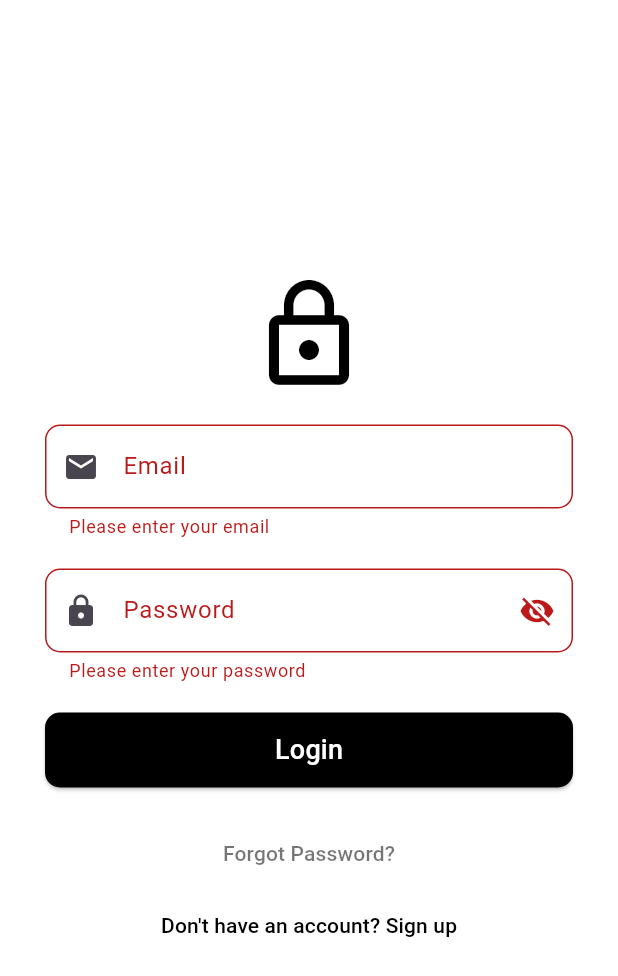
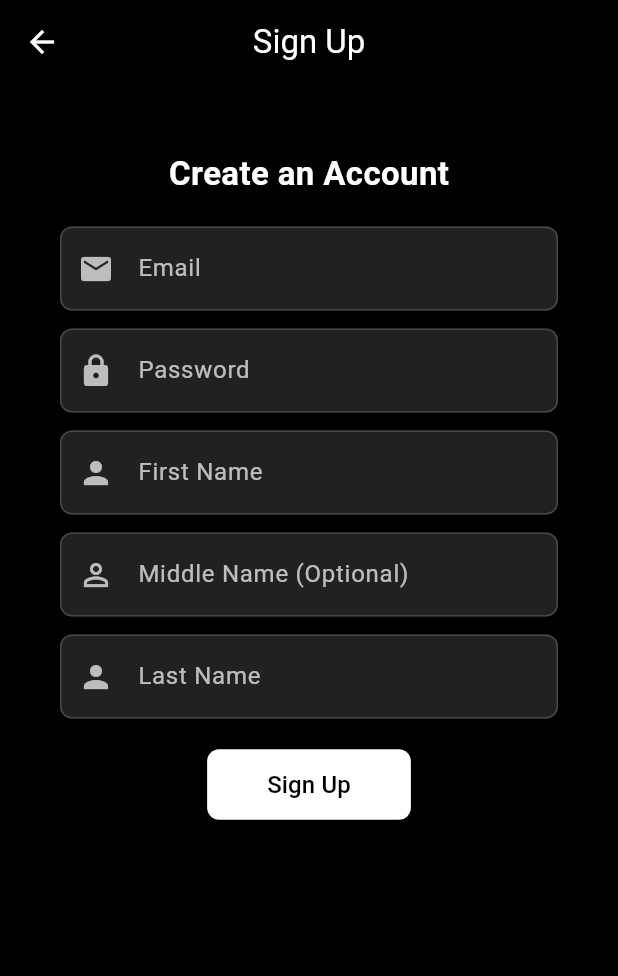
Before and after one commit to jraay12/flutter-deadline, a Flutter app: the screen it shows after launch, after a tap on "Login", after a tap on "Don't have an account? Sign up", on a phone screen of 412 x 824 dp. Shown: the top 976 px of the screen. Run offline on Flutter 3.47's test engine with Material 3 defaults, Android fonts, the phone set to English and light mode, and no system bars; our stand-ins replace shared_preferences.

Commit message:
sign up added

```diff
--- a/lib/config.dart
+++ b/lib/config.dart
@@ -1,3 +1,3 @@
 class AppConfig {
-  static const String apiUrl = "http://192.168.1.35:3000"; // Change this easily
+  static const String apiUrl = "http://192.168.1.52:3000"; // Change this easily
 }
--- a/lib/screens/login.dart
+++ b/lib/screens/login.dart
@@ -4,6 +4,7 @@ import 'package:flutter_application_1/screens/homepage.dart';
 import 'package:http/http.dart' as http;
 import 'package:shared_preferences/shared_preferences.dart';
 import 'dart:convert';
+import 'package:flutter_application_1/screens/signup.dart';
 
 class LoginPage extends StatefulWidget {
   @override
@@ -166,7 +167,12 @@ class _LoginPageState extends State<LoginPage> {
                     ),
                   ),
                   TextButton(
-                    onPressed: () {},
+                    onPressed: () {
+                       Navigator.push(
+                        context,
+                        MaterialPageRoute(builder: (context) => SignUpScreen()),
+                      );
+                    },
                     child: Text(
                       "Don't have an account? Sign up",
                       style: TextStyle(color: Colors.black),
--- /dev/null
+++ b/lib/screens/signup.dart
@@ -0,0 +1,224 @@
+import 'package:flutter/material.dart';
+import 'package:http/http.dart' as http;
+import 'dart:convert';
+import 'package:flutter_application_1/config.dart';
+
+class SignUpScreen extends StatefulWidget {
+  @override
+  _SignUpScreenState createState() => _SignUpScreenState();
+}
+
+class _SignUpScreenState extends State<SignUpScreen> {
+  final _formKey = GlobalKey<FormState>();
+  final TextEditingController _emailController = TextEditingController();
+  final TextEditingController _passwordController = TextEditingController();
+  final TextEditingController _firstNameController = TextEditingController();
+  final TextEditingController _middleNameController = TextEditingController();
+  final TextEditingController _lastNameController = TextEditingController();
+
+  Future<void> _submitForm() async {
+    if (_formKey.currentState!.validate()) {
+      try {
+        final String apiUrl =
+            "${AppConfig.apiUrl}/auth/v1/create-user"; // Use from config
+        final response = await http.post(
+          Uri.parse(apiUrl),
+          headers: {"Content-Type": "application/json"},
+          body: jsonEncode({
+            "email": _emailController.text,
+            "password": _passwordController.text,
+            "firstname": _firstNameController.text,
+            "middlename": _middleNameController.text,
+            "lastname": _lastNameController.text,
+          }),
+        );
+
+        if (response.statusCode == 201) {
+          // Clear all fields
+          _emailController.clear();
+          _passwordController.clear();
+          _firstNameController.clear();
+          _middleNameController.clear();
+          _lastNameController.clear();
+
+          // Show success message
+          ScaffoldMessenger.of(context).showSnackBar(
+            SnackBar(content: Text("Account Created Successfully")),
+          );
+
+          // Navigate back to login screen
+          Future.delayed(Duration(seconds: 1), () {
+            Navigator.pop(context); // Go back to previous screen (Login)
+          });
+        } else {
+          ScaffoldMessenger.of(context).showSnackBar(
+            SnackBar(
+              content: Text("Failed to create account: ${response.body}"),
+            ),
+          );
+        }
+      } catch (error) {
+        print("Error occurred: $error"); // Log the error
+        ScaffoldMessenger.of(context).showSnackBar(
+          SnackBar(content: Text("An error occurred. Please try again later.")),
+        );
+      }
+    }
+  }
+
+
+  @override
+  Widget build(BuildContext context) {
+    return Scaffold(
+      backgroundColor: Colors.black,
+      appBar: AppBar(
+        title: Text("Sign Up", style: TextStyle(color: Colors.white)),
+        centerTitle: true,
+        backgroundColor: Colors.black,
+        elevation: 0,
+        iconTheme: IconThemeData(color: Colors.white),
+      ),
+      body: LayoutBuilder(
+        builder: (context, constraints) {
+          return SingleChildScrollView(
+            child: Center(
+              child: Padding(
+                padding: EdgeInsets.symmetric(
+                  horizontal: constraints.maxWidth > 600 ? 200 : 16,
+                  vertical: 20,
+                ),
+                child: Card(
+                  color: Colors.black,
+                  shape: RoundedRectangleBorder(
+                    borderRadius: BorderRadius.circular(12),
+                  ),
+                  elevation: 4,
+                  child: Padding(
+                    padding: EdgeInsets.all(20),
+                    child: Form(
+                      key: _formKey,
+                      child: Column(
+                        mainAxisSize: MainAxisSize.min,
+                        children: [
+                          Text(
+                            "Create an Account",
+                            style: TextStyle(
+                              fontSize: 22,
+                              fontWeight: FontWeight.bold,
+                              color: Colors.white,
+                            ),
+                          ),
+                          SizedBox(height: 20),
+                          _buildTextField(
+                            _emailController,
+                            "Email",
+                            Icons.email,
+                            TextInputType.emailAddress,
+                            true,
+                          ),
+                          SizedBox(height: 12),
+                          _buildTextField(
+                            _passwordController,
+                            "Password",
+                            Icons.lock,
+                            TextInputType.visiblePassword,
+                            true,
+                            obscureText: true,
+                          ),
+                          SizedBox(height: 12),
+                          _buildTextField(
+                            _firstNameController,
+                            "First Name",
+                            Icons.person,
+                            TextInputType.text,
+                            true,
+                          ),
+                          SizedBox(height: 12),
+                          _buildTextField(
+                            _middleNameController,
+                            "Middle Name (Optional)",
+                            Icons.person_outline,
+                            TextInputType.text,
+                            false,
+                          ),
+                          SizedBox(height: 12),
+                          _buildTextField(
+                            _lastNameController,
+                            "Last Name",
+                            Icons.person,
+                            TextInputType.text,
+                            true,
+                          ),
+                          SizedBox(height: 20),
+                          ElevatedButton(
+                            onPressed: _submitForm,
+                            style: ElevatedButton.styleFrom(
+                              backgroundColor: Colors.white,
+                              padding: EdgeInsets.symmetric(
+                                vertical: 12,
+                                horizontal: 40,
+                              ),
+                              shape: RoundedRectangleBorder(
+                                borderRadius: BorderRadius.circular(8),
+                              ),
+                            ),
+                            child: Text(
+                              "Sign Up",
+                              style: TextStyle(
+                                fontSize: 16,
+                                color: Colors.black,
+                              ),
+                            ),
+                          ),
+                        ],
+                      ),
+                    ),
+                  ),
+                ),
+              ),
+            ),
+          );
+        },
+      ),
+    );
+  }
+
+  Widget _buildTextField(
+    TextEditingController controller,
+    String label,
+    IconData icon,
+    TextInputType keyboardType,
+    bool isRequired, {
+    bool obscureText = false,
+  }) {
+    return TextFormField(
+      controller: controller,
+      keyboardType: keyboardType,
+      obscureText: obscureText,
+      style: TextStyle(color: Colors.white),
+      decoration: InputDecoration(
+        labelText: label,
+        labelStyle: TextStyle(color: Colors.white70),
+        border: OutlineInputBorder(borderRadius: BorderRadius.circular(8)),
+        prefixIcon: Icon(icon, color: Colors.white70),
+        filled: true,
+        fillColor: Colors.grey[900],
+      ),
+      validator: (value) {
+        if (isRequired && (value == null || value.isEmpty)) {
+          return "Please enter your $label";
+        }
+        if (label == "Email" &&
+            !RegExp(
+              r'^[a-zA-Z0-9._%+-]+@[a-zA-Z0-9.-]+\.[a-zA-Z]{2,}$',
+            ).hasMatch(value!)) {
+          return "Enter a valid email address";
+        }
+        if (label == "Password" && value!.length < 6) {
+          return "Password must be at least 6 characters long";
+        }
+        return null;
+      },
+    );
+  }
+}
```
